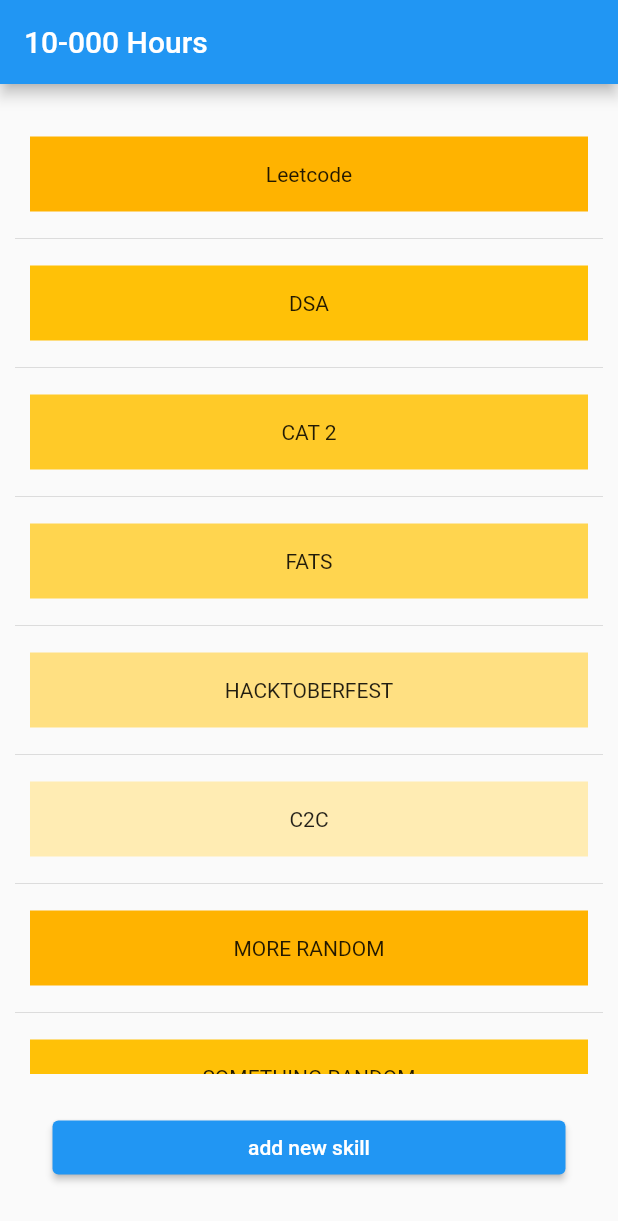
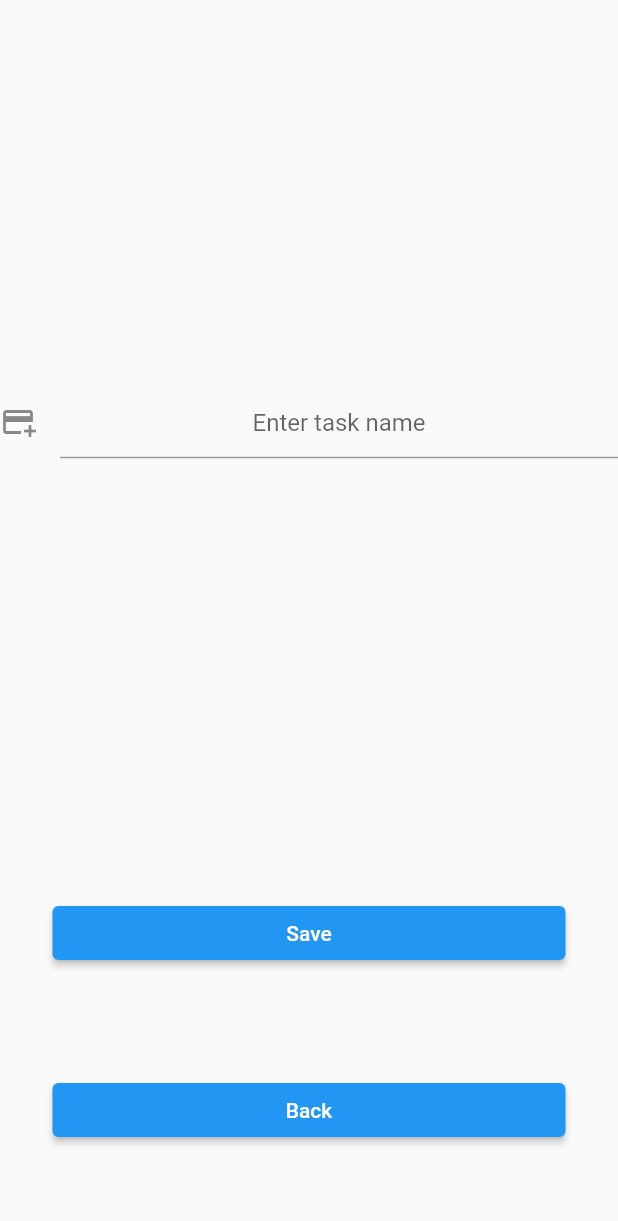
Before and after one commit to ACM-VIT/10-000-Hours, a Flutter app: the screen it shows after launch, after a tap on "add new skill", on a phone screen of 412 x 824 dp. Shown: the top 1221 px of the screen. Run offline on Flutter 3.47's test engine with Material 2 defaults, Android fonts, the phone set to English and light mode, and no system bars.

Commit message:
feat: added model data class file added provider to update task list

```diff
--- /dev/null
+++ b/lib/data/task_data.dart
@@ -0,0 +1,9 @@
+class TaskData {
+  int hoursDevoted;
+  String taskName;
+  TaskData(this.hoursDevoted, this.taskName);
+
+  String getTaskName() {
+    return taskName;
+  }
+}
--- a/lib/main.dart
+++ b/lib/main.dart
@@ -1,6 +1,7 @@
 import 'package:flutter/material.dart';
+import 'view/screens/add_task.dart';
 
-import 'screens/home_screen.dart';
+import 'view/screens/home_screen.dart';
 
 void main() {
   runApp(const MyApp());
@@ -16,6 +17,7 @@
       initialRoute: HomeScreen.id,
       routes: {
         HomeScreen.id: (context) => const HomeScreen(),
+        AddTask.id: (context) => const AddTask(),
       },
     );
   }
--- /dev/null
+++ b/lib/providers/task_list_provider.dart
@@ -0,0 +1,15 @@
+import 'package:flutter/foundation.dart';
+
+import '../data/task_data.dart';
+
+class TaskListProvider extends ChangeNotifier {
+  List<TaskData> taskList = [];
+  void onAddTask(TaskData taskData) {
+    taskList.add(taskData);
+    notifyListeners();
+  }
+
+  List<TaskData> getTaskList() {
+    return taskList;
+  }
+}
--- a/lib/screens/home_screen.dart
+++ /dev/null
@@ -1,59 +0,0 @@
-import 'package:flutter/material.dart';
-import 'package:ten_thousand_hours/widgets/custom_button.dart';
-import 'package:ten_thousand_hours/widgets/task_card.dart';
-
-class HomeScreen extends StatelessWidget {
-  static String id = "HomeScreen";
-  static List<String> entries = <String>[
-    "Leetcode",
-    "DSA",
-    "CAT 2",
-    "FATS",
-    "HACKTOBERFEST",
-    "C2C",
-    "MORE RANDOM",
-    "SOMETHING RANDOM",
-    "SOMETHING RANDOM",
-    "SOMETHING RANDOM",
-    "SOMETHING RANDOM",
-    "SOMETHING RANDOM",
-  ];
-
-  static List<int> colorCodes = <int>[600, 500, 400, 300, 200, 100];
-  const HomeScreen({Key? key}) : super(key: key);
-
-  @override
-  Widget build(BuildContext context) {
-    return Scaffold(
-        appBar: AppBar(
-          title: const Text("10-000 Hours"),
-        ),
-        body: Padding(
-          padding: const EdgeInsets.fromLTRB(10, 25, 10, 10),
-          child: Column(
-            children: [
-              Expanded(
-                child: ListView.separated(
-                  itemCount: entries.length,
-                  itemBuilder: (BuildContext context, int index) {
-                    return GestureDetector(
-                      onTap: () => Print(index),
-                      child: TaskCard(
-                          taskName: entries[index],
-                          colorCode: colorCodes[index % 6]),
-                    );
-                  },
-                  separatorBuilder: (BuildContext context, int index) =>
-                      const Divider(),
-                ),
-              ),
-              CustomButton(buttonText: "add new skill", buttonCta: () {}),
-            ],
-          ),
-        ));
-  }
-
-  Print(int index) {
-    print(index);
-  }
-}
--- /dev/null
+++ b/lib/view/screens/add_task.dart
@@ -0,0 +1,42 @@
+import 'package:flutter/material.dart';
+import 'package:ten_thousand_hours/view/widgets/custom_button.dart';
+
+class AddTask extends StatelessWidget {
+  static String id = "AddTask";
+  const AddTask({Key? key}) : super(key: key);
+
+  @override
+  Widget build(BuildContext context) {
+    return Scaffold(
+      body: Column(
+        children: [
+          Expanded(
+              child: Center(
+            child: TextFormField(
+              textAlign: TextAlign.center,
+              decoration: const InputDecoration(
+                icon: Icon(Icons.add_card),
+                hintText: 'Enter task name',
+                labelStyle: TextStyle(
+                  color: Color(0xFF6200EE),
+                ),
+              ),
+            ),
+          )),
+          Padding(
+            padding: const EdgeInsets.all(10),
+            child: CustomButton(buttonText: "Save", buttonCta: () {}),
+          ),
+          Padding(
+            padding: const EdgeInsets.all(10),
+            child: CustomButton(buttonText: "Back", buttonCta: () {}),
+          ),
+          const SizedBox(
+            height: 25,
+            width: double.infinity,
+          ),
+        ],
+      ),
+    );
+  }
+}
--- /dev/null
+++ b/lib/view/screens/home_screen.dart
@@ -0,0 +1,78 @@
+import 'package:flutter/foundation.dart';
+import 'package:flutter/material.dart';
+import 'package:provider/provider.dart';
+import 'package:ten_thousand_hours/data/task_data.dart';
+import 'package:ten_thousand_hours/providers/task_list_provider.dart';
+import 'package:ten_thousand_hours/view/screens/add_task.dart';
+import '../widgets/custom_button.dart';
+import '../widgets/task_card.dart';
+
+class HomeScreen extends StatelessWidget {
+  static String id = "HomeScreen";
+
+  const HomeScreen({Key? key}) : super(key: key);
+
+  @override
+  Widget build(BuildContext context) {
+    return ChangeNotifierProvider(
+      create: (context) => TaskListProvider(),
+      child: const HomeScreenView(),
+    );
+  }
+}
+
+class HomeScreenView extends StatelessWidget {
+  static List<int> colorCodes = <int>[600, 500, 400, 300, 200, 100];
+  const HomeScreenView({super.key});
+
+  @override
+  Widget build(BuildContext context) {
+    return Consumer<TaskListProvider>(builder: (consumer, tasklist, child) {
+      List<TaskData> taskList = tasklist.getTaskList();
+      taskList.add(TaskData(100, "A"));
+      taskList.add(TaskData(100, "A"));
+      taskList.add(TaskData(100, "A"));
+      taskList.add(TaskData(100, "A"));
+      taskList.add(TaskData(100, "A"));
+      //print(tasklist);
+      return Scaffold(
+          appBar: AppBar(
+            title: const Text("10-000 Hours"),
+          ),
+          body: Padding(
+            padding: const EdgeInsets.fromLTRB(10, 25, 10, 10),
+            child: Column(
+              children: [
+                Expanded(
+                  child: ListView.separated(
+                    itemCount: tasklist.getTaskList().length,
+                    itemBuilder: (BuildContext context, int index) {
+                      return GestureDetector(
+                        onTap: () => printIndex(index),
+                        child: TaskCard(
+                            taskName: taskList[index].getTaskName(),
+                            colorCode: colorCodes[index % 6]),
+                      );
+                    },
+                    separatorBuilder: (BuildContext context, int index) =>
+                        const Divider(),
+                  ),
+                ),
+                CustomButton(
+                  buttonText: "add new skill",
+                  buttonCta: () {
+                    Navigator.pushNamed(context, AddTask.id);
+                  },
+                ),
+              ],
+            ),
+          ));
+    });
+  }
+}
+
+printIndex(int index) {
+  if (kDebugMode) {
+    print(index);
+  }
+}
--- a/lib/widgets/custom_button.dart
+++ b/lib/view/widgets/custom_button.dart
@@ -1,8 +1,7 @@
-import 'package:flutter/cupertino.dart';
 import 'package:flutter/material.dart';
 
 class CustomButton extends StatelessWidget {
-  final Function buttonCta;
+  final GestureTapCallback buttonCta;
   final String buttonText;
   const CustomButton(
       {required this.buttonText, required this.buttonCta, Key? key})
@@ -13,7 +12,7 @@
     return Padding(
       padding: const EdgeInsets.all(25),
       child: ElevatedButton(
-          onPressed: () => buttonCta,
+          onPressed: buttonCta,
           child: Center(
             child: Text(buttonText),
           )),
--- a/pubspec.yaml
+++ b/pubspec.yaml
@@ -34,6 +34,7 @@
   # The following adds the Cupertino Icons font to your application.
   # Use with the CupertinoIcons class for iOS style icons.
   cupertino_icons: ^1.0.2
+  provider: ^6.0.3
 
 dev_dependencies:
   flutter_test:
```
Also changed, not shown: lib/view/widgets/task_card.dart (renamed from lib/widgets/task_card.dart), pubspec.lock.
